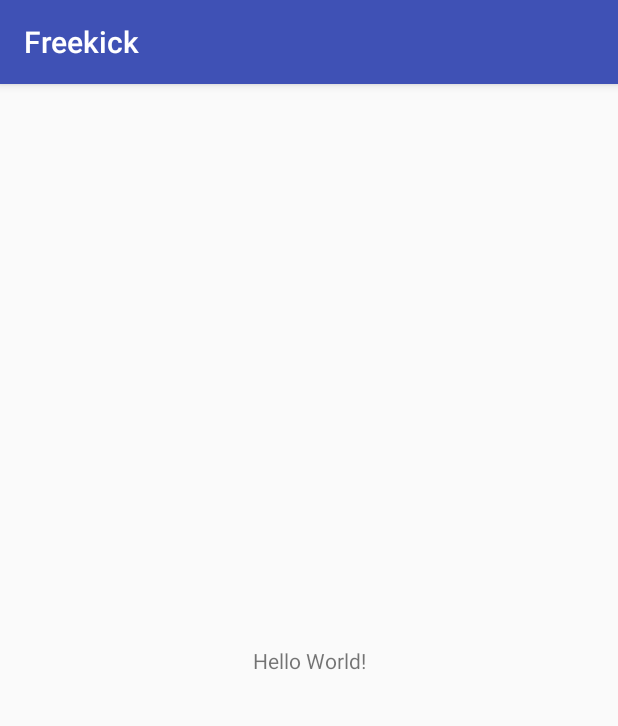
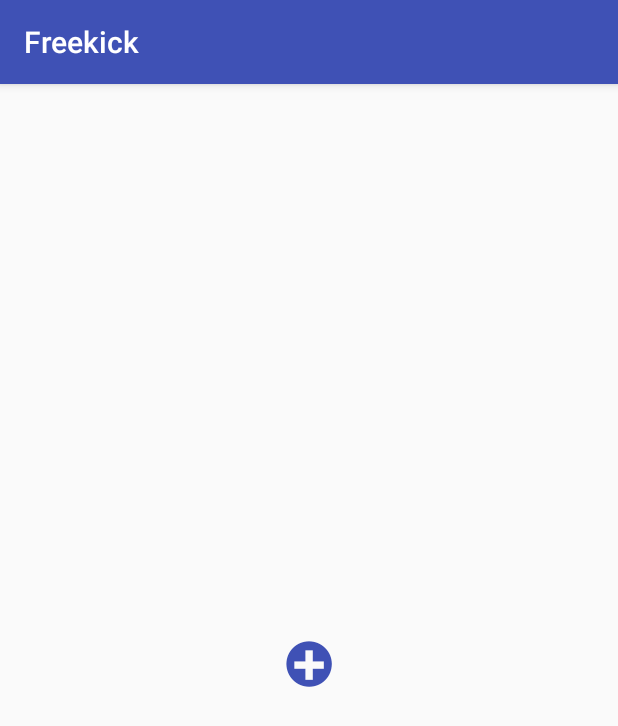
Before and after one commit to Skynet-Jacopo/Freekick, an Android app: the screen it shows after launch (MainActivity), on a phone screen of 412 x 824 dp. Shown: the top 726 px of the screen. Run offline under Robolectric (Android 15) with nearby library versions, the phone set to English and light mode, and no system bars; libraries missing offline, so code that uses them is left out: com.orhanobut.logger, org.xutils.x; 5 statements that could not run were skipped.

Commit message:
第二次

```diff
--- a/app/src/main/java/com/football/freekick/MainActivity.java
+++ b/app/src/main/java/com/football/freekick/MainActivity.java
@@ -1,5 +1,6 @@
 package com.football.freekick;
 
+import android.graphics.Typeface;
 import android.os.Bundle;
 import android.support.v7.app.AppCompatActivity;
 import android.widget.TextView;
@@ -18,7 +19,10 @@ public class MainActivity extends AppCompatActivity {
     protected void onCreate(Bundle savedInstanceState) {
         super.onCreate(savedInstanceState);
         setContentView(R.layout.activity_main);
+        Typeface typeface=Typeface.createFromAsset(getAssets(),"fonts/iconfont.ttf");
         TextView tvtest = (TextView) findViewById(R.id.tv_test);
+        tvtest.setTypeface(typeface);
+//        tvtest.setText(R.string.test);
 
         Register          register = new Register();
         Register.UserBean userBean = new Register.UserBean();
@@ -44,5 +48,13 @@ public class MainActivity extends AppCompatActivity {
                         Logger.d(e.getMessage());
                     }
                 });
+
+
+//        int largeMemoryClass = ((ActivityManager) getSystemService(Context.ACTIVITY_SERVICE)).getLargeMemoryClass();
+//        Logger.d("largeMemoryClass--->"+largeMemoryClass);
+//        Bitmap bitmap[] = new Bitmap[10000];
+//        for (int i=0; i<bitmap.length; i++) {
+//            bitmap[i] = BitmapFactory.decodeResource(getResources(), R.mipmap.ic_launcher);
+//        }
     }
 }
--- a/app/src/main/res/layout/activity_main.xml
+++ b/app/src/main/res/layout/activity_main.xml
@@ -8,10 +8,12 @@
     tools:context="com.football.freekick.MainActivity">
 
     <TextView
+        android:textColor="@color/colorPrimary"
+        android:textSize="50px"
         android:id="@+id/tv_test"
         android:layout_width="wrap_content"
         android:layout_height="wrap_content"
-        android:text="Hello World!"
+        android:text="@string/test"
         app:layout_constraintBottom_toBottomOf="parent"
         app:layout_constraintLeft_toLeftOf="parent"
         app:layout_constraintRight_toRightOf="parent"
--- a/app/src/main/res/values/strings.xml
+++ b/app/src/main/res/values/strings.xml
@@ -1,3 +1,4 @@
 <resources>
     <string name="app_name">Freekick</string>
+    <string name="test">&#xe643;</string>
 </resources>
```
Also changed, not shown: app/src/main/assets/fonts/iconfont.ttf (added).
